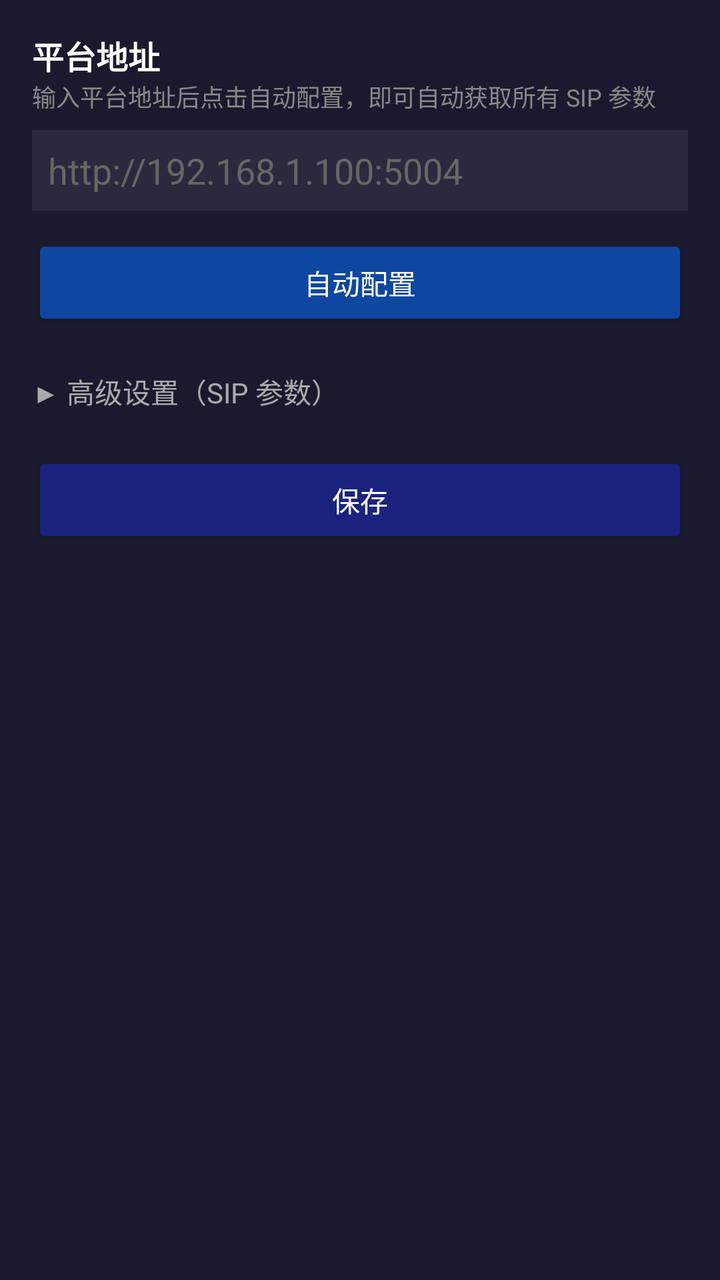
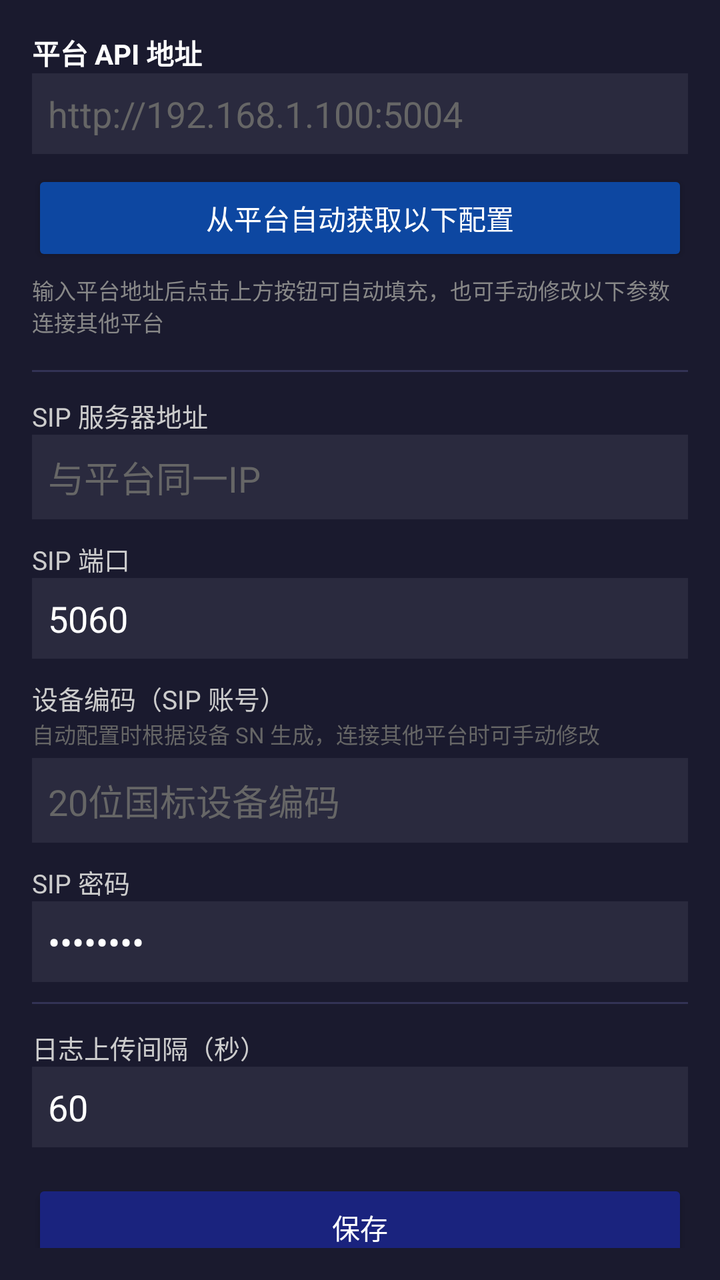

Compare the two renders of this Android layout. The source of the first and the diff that turns it into the second are given below.
<!-- AndroidManifest.xml: application theme Theme.EnforcementApp -->
<!-- res/layout/fragment_settings_server.xml -->
<?xml version="1.0" encoding="utf-8"?>
<ScrollView xmlns:android="http://schemas.android.com/apk/res/android"
    android:layout_width="match_parent"
    android:layout_height="match_parent"
    android:background="#1A1A2E"
    android:padding="16dp">
    <LinearLayout
        android:layout_width="match_parent"
        android:layout_height="wrap_content"
        android:orientation="vertical">

        
        <TextView android:text="平台地址" android:textColor="#FFFFFF" android:textSize="16sp"
            android:textStyle="bold" android:layout_width="wrap_content" android:layout_height="wrap_content" />
        <TextView android:text="输入平台地址后点击自动配置，即可自动获取所有 SIP 参数"
            android:textColor="#888888" android:textSize="12sp"
            android:layout_width="wrap_content" android:layout_height="wrap_content"
            android:layout_marginBottom="8dp" />
        <EditText android:id="@+id/etApiUrl" android:layout_width="match_parent" android:layout_height="wrap_content"
            android:hint="http://192.168.1.100:5004" android:textColor="#FFFFFF" android:textColorHint="#666666"
            android:background="#2A2A3E" android:padding="8dp" android:layout_marginBottom="12dp"
            android:inputType="textUri" />

        <Button android:id="@+id/btnAutoConfig"
            android:layout_width="match_parent" android:layout_height="wrap_content"
            android:text="自动配置" android:backgroundTint="#0D47A1" android:textColor="#FFFFFF"
            android:layout_marginBottom="16dp" />

        
        <LinearLayout
            android:layout_width="match_parent"
            android:layout_height="wrap_content"
            android:orientation="horizontal"
            android:gravity="center_vertical"
            android:layout_marginBottom="8dp">
            <TextView android:id="@+id/tvAdvancedToggle"
                android:text="▶ 高级设置（SIP 参数）" android:textColor="#AAAAAA" android:textSize="14sp"
                android:layout_width="wrap_content" android:layout_height="wrap_content"
                android:paddingTop="4dp" android:paddingBottom="4dp" />
        </LinearLayout>

        <LinearLayout android:id="@+id/layoutAdvanced"
            android:layout_width="match_parent"
            android:layout_height="wrap_content"
            android:orientation="vertical"
            android:visibility="gone">

            
            <TextView android:text="SIP 服务器地址" android:textColor="#AAAAAA" android:layout_width="wrap_content" android:layout_height="wrap_content" />
            <EditText android:id="@+id/etSipServer" android:layout_width="match_parent" android:layout_height="wrap_content"
                android:hint="192.168.1.100" android:textColor="#FFFFFF" android:textColorHint="#666666"
                android:background="#2A2A3E" android:padding="8dp" android:layout_marginBottom="12dp" />

            
            <TextView android:text="SIP 端口" android:textColor="#AAAAAA" android:layout_width="wrap_content" android:layout_height="wrap_content" />
            <EditText android:id="@+id/etSipPort" android:layout_width="match_parent" android:layout_height="wrap_content"
                android:hint="5060" android:inputType="number" android:textColor="#FFFFFF" android:textColorHint="#666666"
                android:background="#2A2A3E" android:padding="8dp" android:layout_marginBottom="12dp" />

            
            <TextView android:text="SIP 账号（设备编码）" android:textColor="#AAAAAA" android:layout_width="wrap_content" android:layout_height="wrap_content" />
            <EditText android:id="@+id/etSipUsername" android:layout_width="match_parent" android:layout_height="wrap_content"
                android:hint="自动生成" android:textColor="#FFFFFF" android:textColorHint="#666666"
                android:background="#2A2A3E" android:padding="8dp" android:layout_marginBottom="12dp" />

            
            <TextView android:text="SIP 密码" android:textColor="#AAAAAA" android:layout_width="wrap_content" android:layout_height="wrap_content" />
            <EditText android:id="@+id/etSipPassword" android:layout_width="match_parent" android:layout_height="wrap_content"
                android:hint="密码" android:inputType="textPassword" android:textColor="#FFFFFF" android:textColorHint="#666666"
                android:background="#2A2A3E" android:padding="8dp" android:layout_marginBottom="12dp" />

            
            <TextView android:text="日志上传间隔（分钟）" android:textColor="#AAAAAA" android:layout_width="wrap_content" android:layout_height="wrap_content" />
            <EditText android:id="@+id/etLogInterval" android:layout_width="match_parent" android:layout_height="wrap_content"
                android:hint="60" android:inputType="number" android:textColor="#FFFFFF" android:textColorHint="#666666"
                android:background="#2A2A3E" android:padding="8dp" android:layout_marginBottom="12dp" />

        </LinearLayout>

        <Button android:id="@+id/btnSave"
            android:layout_width="match_parent" android:layout_height="wrap_content"
            android:text="保存" android:backgroundTint="#1A237E" android:textColor="#FFFFFF"
            android:layout_marginTop="8dp" />
    </LinearLayout>
</ScrollView>
<!-- resources referenced by this layout -->
<resources>
  <style name="Theme.EnforcementApp" parent="Theme.MaterialComponents.DayNight.NoActionBar">
          <item name="colorPrimary">#1A237E</item>
          <item name="colorPrimaryVariant">#0D47A1</item>
          <item name="colorOnPrimary">#FFFFFF</item>
          <item name="colorSecondary">#2196F3</item>
          <item name="android:windowBackground">#000000</item>
      </style>
</resources>

<!-- the commit's change to res/layout/fragment_settings_server.xml (unified diff, before → after) -->
@@ -10,76 +10,71 @@
         android:orientation="vertical">
 
         
-        <TextView android:text="平台地址" android:textColor="#FFFFFF" android:textSize="16sp"
+        <TextView android:text="平台 API 地址" android:textColor="#FFFFFF" android:textSize="14sp"
             android:textStyle="bold" android:layout_width="wrap_content" android:layout_height="wrap_content" />
-        <TextView android:text="输入平台地址后点击自动配置，即可自动获取所有 SIP 参数"
-            android:textColor="#888888" android:textSize="12sp"
-            android:layout_width="wrap_content" android:layout_height="wrap_content"
-            android:layout_marginBottom="8dp" />
         <EditText android:id="@+id/etApiUrl" android:layout_width="match_parent" android:layout_height="wrap_content"
             android:hint="http://192.168.1.100:5004" android:textColor="#FFFFFF" android:textColorHint="#666666"
-            android:background="#2A2A3E" android:padding="8dp" android:layout_marginBottom="12dp"
+            android:background="#2A2A3E" android:padding="8dp" android:layout_marginBottom="8dp"
             android:inputType="textUri" />
 
         <Button android:id="@+id/btnAutoConfig"
             android:layout_width="match_parent" android:layout_height="wrap_content"
-            android:text="自动配置" android:backgroundTint="#0D47A1" android:textColor="#FFFFFF"
+            android:text="从平台自动获取以下配置" android:backgroundTint="#0D47A1" android:textColor="#FFFFFF"
+            android:layout_marginBottom="4dp" />
+        <TextView android:text="输入平台地址后点击上方按钮可自动填充，也可手动修改以下参数连接其他平台"
+            android:textColor="#888888" android:textSize="11sp"
+            android:layout_width="wrap_content" android:layout_height="wrap_content"
             android:layout_marginBottom="16dp" />
 
         
-        <LinearLayout
-            android:layout_width="match_parent"
-            android:layout_height="wrap_content"
-            android:orientation="horizontal"
-            android:gravity="center_vertical"
-            android:layout_marginBottom="8dp">
-            <TextView android:id="@+id/tvAdvancedToggle"
-                android:text="▶ 高级设置（SIP 参数）" android:textColor="#AAAAAA" android:textSize="14sp"
-                android:layout_width="wrap_content" android:layout_height="wrap_content"
-                android:paddingTop="4dp" android:paddingBottom="4dp" />
-        </LinearLayout>
+        <View android:layout_width="match_parent" android:layout_height="1dp"
+            android:background="#333355" android:layout_marginBottom="12dp" />
 
-        <LinearLayout android:id="@+id/layoutAdvanced"
-            android:layout_width="match_parent"
-            android:layout_height="wrap_content"
-            android:orientation="vertical"
-            android:visibility="gone">
+        
+        <TextView android:text="SIP 服务器地址" android:textColor="#CCCCCC" android:textSize="13sp"
+            android:layout_width="wrap_content" android:layout_height="wrap_content" />
+        <EditText android:id="@+id/etSipServer" android:layout_width="match_parent" android:layout_height="wrap_content"
+            android:hint="与平台同一IP" android:textColor="#FFFFFF" android:textColorHint="#666666"
+            android:background="#2A2A3E" android:padding="8dp" android:layout_marginBottom="10dp" />
 
-            
-            <TextView android:text="SIP 服务器地址" android:textColor="#AAAAAA" android:layout_width="wrap_content" android:layout_height="wrap_content" />
-            <EditText android:id="@+id/etSipServer" android:layout_width="match_parent" android:layout_height="wrap_content"
-                android:hint="192.168.1.100" android:textColor="#FFFFFF" android:textColorHint="#666666"
-                android:background="#2A2A3E" android:padding="8dp" android:layout_marginBottom="12dp" />
+        
+        <TextView android:text="SIP 端口" android:textColor="#CCCCCC" android:textSize="13sp"
+            android:layout_width="wrap_content" android:layout_height="wrap_content" />
+        <EditText android:id="@+id/etSipPort" android:layout_width="match_parent" android:layout_height="wrap_content"
+            android:text="5060" android:inputType="number" android:textColor="#FFFFFF" android:textColorHint="#666666"
+            android:background="#2A2A3E" android:padding="8dp" android:layout_marginBottom="10dp" />
 
-            
-            <TextView android:text="SIP 端口" android:textColor="#AAAAAA" android:layout_width="wrap_content" android:layout_height="wrap_content" />
-            <EditText android:id="@+id/etSipPort" android:layout_width="match_parent" android:layout_height="wrap_content"
-                android:hint="5060" android:inputType="number" android:textColor="#FFFFFF" android:textColorHint="#666666"
-                android:background="#2A2A3E" android:padding="8dp" android:layout_marginBottom="12dp" />
+        
+        <TextView android:text="设备编码（SIP 账号）" android:textColor="#CCCCCC" android:textSize="13sp"
+            android:layout_width="wrap_content" android:layout_height="wrap_content" />
+        <TextView android:text="自动配置时根据设备 SN 生成，连接其他平台时可手动修改"
+            android:textColor="#666666" android:textSize="11sp"
+            android:layout_width="wrap_content" android:layout_height="wrap_content"
+            android:layout_marginBottom="4dp" />
+        <EditText android:id="@+id/etSipUsername" android:layout_width="match_parent" android:layout_height="wrap_content"
+            android:hint="20位国标设备编码" android:textColor="#FFFFFF" android:textColorHint="#666666"
+            android:background="#2A2A3E" android:padding="8dp" android:layout_marginBottom="10dp" />
 
-            
-            <TextView android:text="SIP 账号（设备编码）" android:textColor="#AAAAAA" android:layout_width="wrap_content" android:layout_height="wrap_content" />
-            <EditText android:id="@+id/etSipUsername" android:layout_width="match_parent" android:layout_height="wrap_content"
-                android:hint="自动生成" android:textColor="#FFFFFF" android:textColorHint="#666666"
-                android:background="#2A2A3E" android:padding="8dp" android:layout_marginBottom="12dp" />
+        
+        <TextView android:text="SIP 密码" android:textColor="#CCCCCC" android:textSize="13sp"
+            android:layout_width="wrap_content" android:layout_height="wrap_content" />
+        <EditText android:id="@+id/etSipPassword" android:layout_width="match_parent" android:layout_height="wrap_content"
+            android:text="admin123" android:inputType="textPassword" android:textColor="#FFFFFF" android:textColorHint="#666666"
+            android:background="#2A2A3E" android:padding="8dp" android:layout_marginBottom="10dp" />
 
-            
-            <TextView android:text="SIP 密码" android:textColor="#AAAAAA" android:layout_width="wrap_content" android:layout_height="wrap_content" />
-            <EditText android:id="@+id/etSipPassword" android:layout_width="match_parent" android:layout_height="wrap_content"
-                android:hint="密码" android:inputType="textPassword" android:textColor="#FFFFFF" android:textColorHint="#666666"
-                android:background="#2A2A3E" android:padding="8dp" android:layout_marginBottom="12dp" />
+        
+        <View android:layout_width="match_parent" android:layout_height="1dp"
+            android:background="#333355" android:layout_marginBottom="12dp" />
 
-            
-            <TextView android:text="日志上传间隔（分钟）" android:textColor="#AAAAAA" android:layout_width="wrap_content" android:layout_height="wrap_content" />
-            <EditText android:id="@+id/etLogInterval" android:layout_width="match_parent" android:layout_height="wrap_content"
-                android:hint="60" android:inputType="number" android:textColor="#FFFFFF" android:textColorHint="#666666"
-                android:background="#2A2A3E" android:padding="8dp" android:layout_marginBottom="12dp" />
-
-        </LinearLayout>
+        
+        <TextView android:text="日志上传间隔（秒）" android:textColor="#CCCCCC" android:textSize="13sp"
+            android:layout_width="wrap_content" android:layout_height="wrap_content" />
+        <EditText android:id="@+id/etLogInterval" android:layout_width="match_parent" android:layout_height="wrap_content"
+            android:text="60" android:inputType="number" android:textColor="#FFFFFF" android:textColorHint="#666666"
+            android:background="#2A2A3E" android:padding="8dp" android:layout_marginBottom="16dp" />
 
         <Button android:id="@+id/btnSave"
             android:layout_width="match_parent" android:layout_height="wrap_content"
-            android:text="保存" android:backgroundTint="#1A237E" android:textColor="#FFFFFF"
-            android:layout_marginTop="8dp" />
+            android:text="保存" android:backgroundTint="#1A237E" android:textColor="#FFFFFF" />
     </LinearLayout>
 </ScrollView>
